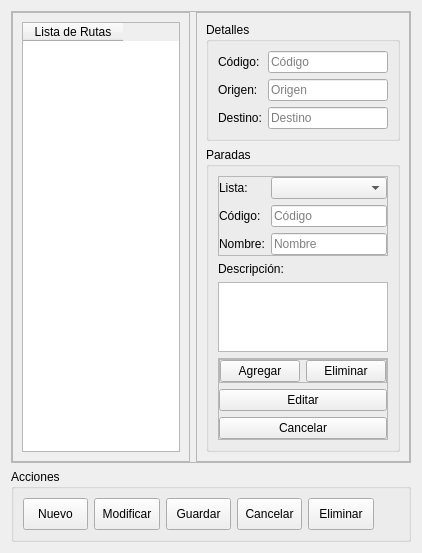
BlastDV/compusciens-ucv-transporte-harvester, file transporte_ucv_harvester/routesmanager.ui: the form before one commit.
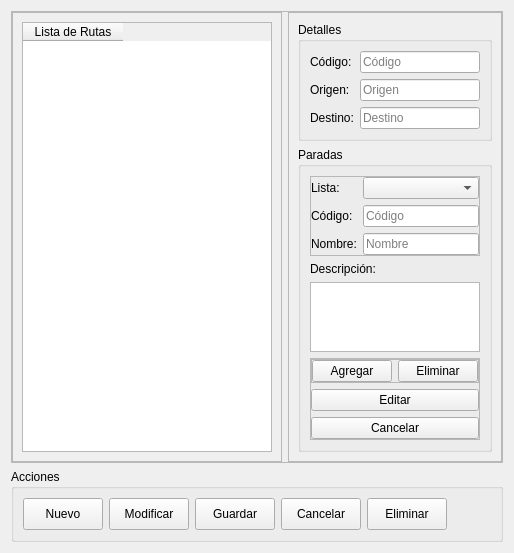
The form after the commit. Icons and pictures are not drawn.

Commit message: Ahora el progreso de RoutesManager esta cerca del 40%. Aun existen muchos bugs a nivel de interfaz y no se han implementado ninguna de las operaciones CRUD mas alla de R (Read).

Diff of the .ui file:
```diff
--- a/transporte_ucv_harvester/routesmanager.ui
+++ b/transporte_ucv_harvester/routesmanager.ui
@@ -9,7 +9,7 @@
    <rect>
     <x>0</x>
     <y>0</y>
-    <width>422</width>
+    <width>496</width>
     <height>546</height>
    </rect>
   </property>
@@ -48,7 +48,13 @@
         </property>
         <layout class="QVBoxLayout" name="verticalLayout_3">
          <item>
-          <widget class="QTableWidget" name="tableWidget">
+          <widget class="QTableWidget" name="RoutesList">
+           <property name="minimumSize">
+            <size>
+             <width>250</width>
+             <height>0</height>
+            </size>
+           </property>
            <column>
             <property name="text">
              <string>Lista de Rutas</string>
```
The commit also changes 2 other files.
